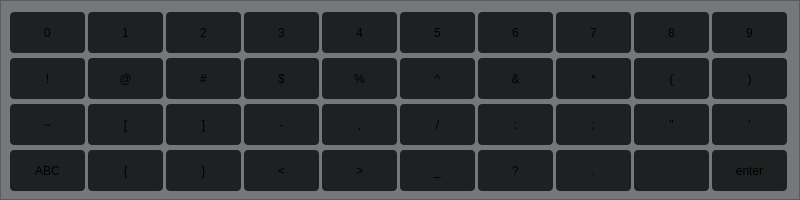
The window that symbolKeyboard.ui (WhiteW0lf00/supreme_ulterior_interior) describes before a commit, drawn with Qt 5.
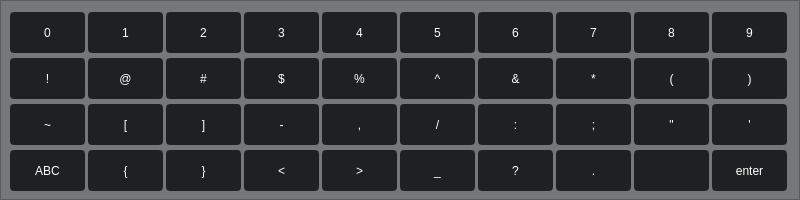
The same window after the commit. Icons and pictures are not drawn.

Diff of the .ui file:
```diff
--- a/symbolKeyboard.ui
+++ b/symbolKeyboard.ui
@@ -41,7 +41,7 @@
      </rect>
     </property>
     <property name="styleSheet">
-     <string notr="true">background-color: #1f2021; border: 2px; border-radius: 4px
+     <string notr="true">background-color: #1f2021; border: 2px solid #1f2021; border-radius: 4px; color:white;
 </string>
     </property>
     <property name="text">
@@ -58,7 +58,7 @@
      </rect>
     </property>
     <property name="styleSheet">
-     <string notr="true">background-color: #1f2021; border: 2px; border-radius: 4px
+     <string notr="true">background-color: #1f2021; border: 2px solid #1f2021; border-radius: 4px; color:white;
 </string>
     </property>
     <property name="text">
@@ -75,7 +75,7 @@
      </rect>
     </property>
     <property name="styleSheet">
-     <string notr="true">background-color: #1f2021; border: 2px; border-radius: 4px
+     <string notr="true">background-color: #1f2021; border: 2px solid #1f2021; border-radius: 4px; color:white;
 </string>
     </property>
     <property name="text">
@@ -92,7 +92,7 @@
      </rect>
     </property>
     <property name="styleSheet">
-     <string notr="true">background-color: #1f2021; border: 2px; border-radius: 4px
+     <string notr="true">background-color: #1f2021; border: 2px solid #1f2021; border-radius: 4px; color:white;
 </string>
     </property>
     <property name="text">
@@ -109,7 +109,7 @@
      </rect>
     </property>
     <property name="styleSheet">
-     <string notr="true">background-color: #1f2021; border: 2px; border-radius: 4px
+     <string notr="true">background-color: #1f2021; border: 2px solid #1f2021; border-radius: 4px; color:white;
 </string>
     </property>
     <property name="text">
@@ -126,7 +126,7 @@
      </rect>
     </property>
     <property name="styleSheet">
-     <string notr="true">background-color: #1f2021; border: 2px; border-radius: 4px
+     <string notr="true">background-color: #1f2021; border: 2px solid #1f2021; border-radius: 4px; color:white;
 </string>
     </property>
     <property name="text">
@@ -143,7 +143,7 @@
      </rect>
     </property>
     <property name="styleSheet">
-     <string notr="true">background-color: #1f2021; border: 2px; border-radius: 4px
+     <string notr="true">background-color: #1f2021; border: 2px solid #1f2021; border-radius: 4px; color:white;
 </string>
     </property>
     <property name="text">
@@ -160,7 +160,7 @@
      </rect>
     </property>
     <property name="styleSheet">
-     <string notr="true">background-color: #1f2021; border: 2px; border-radius: 4px
+     <string notr="true">background-color: #1f2021; border: 2px solid #1f2021; border-radius: 4px; color:white;
 </string>
     </property>
     <property name="text">
@@ -177,7 +177,7 @@
      </rect>
     </property>
     <property name="styleSheet">
-     <string notr="true">background-color: #1f2021; border: 2px; border-radius: 4px
+     <string notr="true">background-color: #1f2021; border: 2px solid #1f2021; border-radius: 4px; color:white;
 </string>
     </property>
     <property name="text">
@@ -194,7 +194,7 @@
      </rect>
     </property>
     <property name="styleSheet">
-     <string notr="true">background-color: #1f2021; border: 2px; border-radius: 4px
+     <string notr="true">background-color: #1f2021; border: 2px solid #1f2021; border-radius: 4px; color:white;
 </string>
     </property>
     <property name="text">
@@ -211,7 +211,7 @@
      </rect>
     </property>
     <property name="styleSheet">
-     <string notr="true">background-color: #1f2021; border: 2px; border-radius: 4px
+     <string notr="true">background-color: #1f2021; border: 2px solid #1f2021; border-radius: 4px; color:white;
 </string>
     </property>
     <property name="text">
@@ -228,7 +228,7 @@
      </rect>
     </property>
     <property name="styleSheet">
-     <string notr="true">background-color: #1f2021; border: 2px; border-radius: 4px
+     <string notr="true">background-color: #1f2021; border: 2px solid #1f2021; border-radius: 4px; color:white;
 </string>
     </property>
     <property name="text">
@@ -245,7 +245,7 @@
      </rect>
     </property>
     <property name="styleSheet">
-     <string notr="true">background-color: #1f2021; border: 2px; border-radius: 4px
+     <string notr="true">background-color: #1f2021; border: 2px solid #1f2021; border-radius: 4px; color:white;
 </string>
     </property>
     <property name="text">
@@ -262,7 +262,7 @@
      </rect>
     </property>
     <property name="styleSheet">
-     <string notr="true">background-color: #1f2021; border: 2px; border-radius: 4px
+     <string notr="true">background-color: #1f2021; border: 2px solid #1f2021; border-radius: 4px; color:white;
 </string>
     </property>
     <property name="text">
@@ -279,7 +279,7 @@
      </rect>
     </property>
     <property name="styleSheet">
-     <string notr="true">background-color: #1f2021; border: 2px; border-radius: 4px
+     <string notr="true">background-color: #1f2021; border: 2px solid #1f2021; border-radius: 4px; color:white;
 </string>
     </property>
     <property name="text">
@@ -296,7 +296,7 @@
      </rect>
     </property>
     <property name="styleSheet">
-     <string notr="true">background-color: #1f2021; border: 2px; border-radius: 4px
+     <string notr="true">background-color: #1f2021; border: 2px solid #1f2021; border-radius: 4px; color:white;
 </string>
     </property>
     <property name="text">
@@ -313,7 +313,7 @@
      </rect>
     </property>
     <property name="styleSheet">
-     <string notr="true">background-color: #1f2021; border: 2px; border-radius: 4px
+     <string notr="true">background-color: #1f2021; border: 2px solid #1f2021; border-radius: 4px; color:white;
 </string>
     </property>
     <property name="text">
@@ -330,7 +330,7 @@
      </rect>
     </property>
     <property name="styleSheet">
-     <string notr="true">background-color: #1f2021; border: 2px; border-radius: 4px
+     <string notr="true">background-color: #1f2021; border: 2px solid #1f2021; border-radius: 4px; color:white;
 </string>
     </property>
     <property name="text">
@@ -347,7 +347,7 @@
      </rect>
     </property>
     <property name="styleSheet">
-     <string notr="true">background-color: #1f2021; border: 2px; border-radius: 4px
+     <string notr="true">background-color: #1f2021; border: 2px solid #1f2021; border-radius: 4px; color:white;
 </string>
     </property>
     <property name="text">
@@ -364,7 +364,7 @@
      </rect>
     </property>
     <property name="styleSheet">
-     <string notr="true">background-color: #1f2021; border: 2px; border-radius: 4px
+     <string notr="true">background-color: #1f2021; border: 2px solid #1f2021; border-radius: 4px; color:white;
 </string>
     </property>
     <property name="text">
@@ -381,7 +381,7 @@
      </rect>
     </property>
     <property name="styleSheet">
-     <string notr="true">background-color: #1f2021; border: 2px; border-radius: 4px
+     <string notr="true">background-color: #1f2021; border: 2px solid #1f2021; border-radius: 4px; color:white;
 </string>
     </property>
     <property name="text">
@@ -398,7 +398,7 @@
      </rect>
     </property>
     <property name="styleSheet">
-     <string notr="true">background-color: #1f2021; border: 2px; border-radius: 4px
+     <string notr="true">background-color: #1f2021; border: 2px solid #1f2021; border-radius: 4px; color:white;
 </string>
     </property>
     <property name="text">
@@ -415,7 +415,7 @@
      </rect>
     </property>
     <property name="styleSheet">
-     <string notr="true">background-color: #1f2021; border: 2px; border-radius: 4px
+     <string notr="true">background-color: #1f2021; border: 2px solid #1f2021; border-radius: 4px; color:white;
 </string>
     </property>
     <property name="text">
@@ -432,7 +432,7 @@
      </rect>
     </property>
     <property name="styleSheet">
-     <string notr="true">background-color: #1f2021; border: 2px; border-radius: 4px
+     <string notr="true">background-color: #1f2021; border: 2px solid #1f2021; border-radius: 4px; color:white;
 </string>
     </property>
     <property name="text">
@@ -449,7 +449,7 @@
      </rect>
     </property>
     <property name="styleSheet">
-     <string notr="true">background-color: #1f2021; border: 2px; border-radius: 4px
+     <string notr="true">background-color: #1f2021; border: 2px solid #1f2021; border-radius: 4px; color:white;
 </string>
     </property>
     <property name="text">
@@ -466,7 +466,7 @@
      </rect>
     </property>
     <property name="styleSheet">
-     <string notr="true">background-color: #1f2021; border: 2px; border-radius: 4px
+     <string notr="true">background-color: #1f2021; border: 2px solid #1f2021; border-radius: 4px; color:white;
 </string>
     </property>
     <property name="text">
@@ -483,7 +483,7 @@
      </rect>
     </property>
     <property name="styleSheet">
-     <string notr="true">background-color: #1f2021; border: 2px; border-radius: 4px
+     <string notr="true">background-color: #1f2021; border: 2px solid #1f2021; border-radius: 4px; color:white;
 </string>
     </property>
     <property name="text">
@@ -500,7 +500,7 @@
      </rect>
     </property>
     <property name="styleSheet">
-     <string notr="true">background-color: #1f2021; border: 2px; border-radius: 4px
+     <string notr="true">background-color: #1f2021; border: 2px solid #1f2021; border-radius: 4px; color:white;
 </string>
     </property>
     <property name="text">
@@ -517,7 +517,7 @@
      </rect>
     </property>
     <property name="styleSheet">
-     <string notr="true">background-color: #1f2021; border: 2px; border-radius: 4px
+     <string notr="true">background-color: #1f2021; border: 2px solid #1f2021; border-radius: 4px; color:white;
 </string>
     </property>
     <property name="text">
@@ -544,7 +544,7 @@
      </rect>
     </property>
     <property name="styleSheet">
-     <string notr="true">background-color: #1f2021; border: 2px; border-radius: 4px
+     <string notr="true">background-color: #1f2021; border: 2px solid #1f2021; border-radius: 4px; color:white;
 </string>
     </property>
     <property name="text">
@@ -571,7 +571,7 @@
      </rect>
     </property>
     <property name="styleSheet">
-     <string notr="true">background-color: #1f2021; border: 2px; border-radius: 4px
+     <string notr="true">background-color: #1f2021; border: 2px solid #1f2021; border-radius: 4px; color:white;
 </string>
     </property>
     <property name="text">
@@ -588,7 +588,7 @@
      </rect>
     </property>
     <property name="styleSheet">
-     <string notr="true">background-color: #1f2021; border: 2px; border-radius: 4px
+     <string notr="true">background-color: #1f2021; border: 2px solid #1f2021; border-radius: 4px; color:white;
 </string>
     </property>
     <property name="text">
@@ -605,7 +605,7 @@
      </rect>
     </property>
     <property name="styleSheet">
-     <string notr="true">background-color: #1f2021; border: 2px; border-radius: 4px
+     <string notr="true">background-color: #1f2021; border: 2px solid #1f2021; border-radius: 4px; color:white;
 </string>
     </property>
     <property name="text">
@@ -622,7 +622,7 @@
      </rect>
     </property>
     <property name="styleSheet">
-     <string notr="true">background-color: #1f2021; border: 2px; border-radius: 4px
+     <string notr="true">background-color: #1f2021; border: 2px solid #1f2021; border-radius: 4px; color:white;
 </string>
     </property>
     <property name="text">
@@ -639,7 +639,7 @@
      </rect>
     </property>
     <property name="styleSheet">
-     <string notr="true">background-color: #1f2021; border: 2px; border-radius: 4px
+     <string notr="true">background-color: #1f2021; border: 2px solid #1f2021; border-radius: 4px; color:white;
 </string>
     </property>
     <property name="text">
@@ -656,7 +656,7 @@
      </rect>
     </property>
     <property name="styleSheet">
-     <string notr="true">background-color: #1f2021; border: 2px; border-radius: 4px
+     <string notr="true">background-color: #1f2021; border: 2px solid #1f2021; border-radius: 4px; color:white;
 </string>
     </property>
     <property name="text">
@@ -673,7 +673,7 @@
      </rect>
     </property>
     <property name="styleSheet">
-     <string notr="true">background-color: #1f2021; border: 2px; border-radius: 4px
+     <string notr="true">background-color: #1f2021; border: 2px solid #1f2021; border-radius: 4px; color:white;
 </string>
     </property>
     <property name="text">
@@ -690,7 +690,7 @@
      </rect>
     </property>
     <property name="styleSheet">
-     <string notr="true">background-color: #1f2021; border: 2px; border-radius: 4px
+     <string notr="true">background-color: #1f2021; border: 2px solid #1f2021; border-radius: 4px; color:white;
 </string>
     </property>
     <property name="text">
@@ -707,7 +707,7 @@
      </rect>
     </property>
     <property name="styleSheet">
-     <string notr="true">background-color: #1f2021; border: 2px; border-radius: 4px
+     <string notr="true">background-color: #1f2021; border: 2px solid #1f2021; border-radius: 4px; color:white;
 </string>
     </property>
     <property name="text">
@@ -724,7 +724,7 @@
      </rect>
     </property>
     <property name="styleSheet">
-     <string notr="true">background-color: #1f2021; border: 2px; border-radius: 4px
+     <string notr="true">background-color: #1f2021; border: 2px solid #1f2021; border-radius: 4px; color:white;
 </string>
     </property>
     <property name="text">
```
